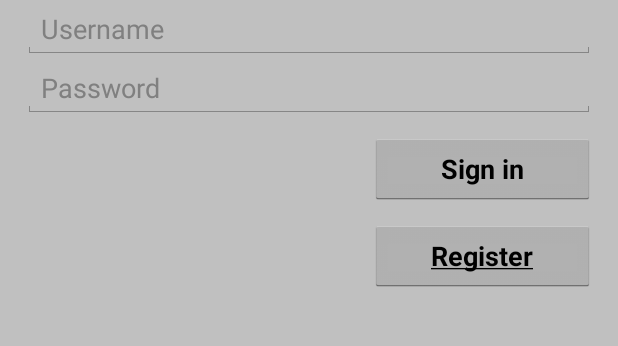
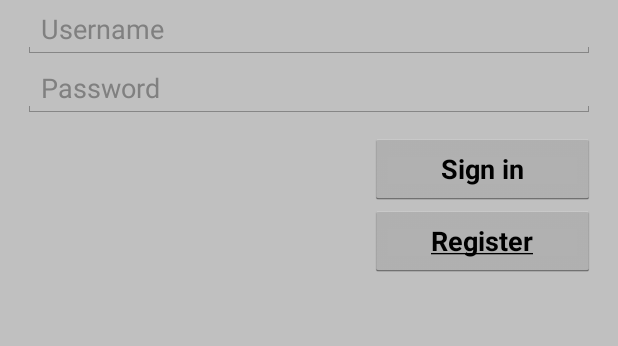
Before and after one commit to muazra/Keyless-Entry-System, an Android app: the screen it shows after launch (MainActivity before the commit, LoginActivity after it), on a phone screen of 412 x 824 dp, the part 195-541 px from its top. Run offline under Robolectric (Android 15) with nearby library versions, the light colour scheme and no system bars.

Commit message:
mobile register account

```diff
--- a/kes-android/app/src/main/AndroidManifest.xml
+++ b/kes-android/app/src/main/AndroidManifest.xml
@@ -8,11 +8,10 @@
         android:label="@string/app_name"
         android:theme="@style/AppTheme" >
         <activity
-            android:name=".MainActivity"
+            android:name=".LoginActivity"
             android:label="@string/app_name" >
             <intent-filter>
                 <action android:name="android.intent.action.MAIN" />
-
                 <category android:name="android.intent.category.LAUNCHER" />
             </intent-filter>
         </activity>
--- a/kes-android/app/src/main/java/com/android/kes_android/MainActivity.java
+++ b/kes-android/app/src/main/java/com/android/kes_android/LoginActivity.java
@@ -6,12 +6,12 @@ import android.view.Menu;
 import android.view.MenuItem;
 
 
-public class MainActivity extends Activity {
+public class LoginActivity extends Activity {
 
     @Override
     protected void onCreate(Bundle savedInstanceState) {
         super.onCreate(savedInstanceState);
-        setContentView(R.layout.activity_main);
+        setContentView(R.layout.activity_login);
     }
 
 
--- /dev/null
+++ b/kes-android/app/src/main/res/layout/activity_login.xml
@@ -0,0 +1,74 @@
+<LinearLayout xmlns:android="http://schemas.android.com/apk/res/android"
+    xmlns:tools="http://schemas.android.com/tools"
+    android:layout_width="match_parent"
+    android:layout_height="match_parent"
+    android:orientation="vertical"
+    android:paddingRight="15dp"
+    android:paddingLeft="15dp"
+    android:background="#C0C0C0"
+    tools:context=".LoginActivity">
+
+    <TextView
+        android:text="@string/kes"
+        android:textSize="23sp"
+        android:textAllCaps="true"
+        android:textStyle="bold"
+        android:layout_width="wrap_content"
+        android:layout_height="wrap_content"
+        android:layout_gravity="center"
+        android:padding="25dp"/>
+
+    <EditText
+        android:layout_width="match_parent"
+        android:layout_height="wrap_content"
+        android:hint="@string/username"
+        android:layout_gravity="center"/>
+
+    <EditText
+        android:layout_width="match_parent"
+        android:layout_height="wrap_content"
+        android:hint="@string/password"
+        android:layout_gravity="center"/>
+
+    <LinearLayout
+        android:layout_width="match_parent"
+        android:layout_height="110dp"
+        android:baselineAligned="false"
+        android:orientation="horizontal">
+
+        <LinearLayout
+            android:layout_width="wrap_content"
+            android:layout_height="match_parent"
+            android:layout_weight="1"
+            android:gravity="center">
+            <ProgressBar
+                android:layout_width="90dp"
+                android:layout_height="90dp"
+                android:layout_gravity="center"
+                android:visibility="invisible"/>
+        </LinearLayout>
+
+        <LinearLayout
+            android:layout_width="wrap_content"
+            android:layout_height="match_parent"
+            android:orientation="vertical"
+            android:layout_weight="1">
+            <Button
+                android:layout_width="150dp"
+                android:layout_height="wrap_content"
+                android:text="@string/sign_in"
+                android:textStyle="bold"
+                android:layout_marginTop="10dp"
+                android:layout_gravity="end"/>
+
+            <Button
+                android:layout_width="150dp"
+                android:layout_height="wrap_content"
+                android:text="@string/register"
+                android:textStyle="bold"
+                android:layout_gravity="end"/>
+        </LinearLayout>
+
+    </LinearLayout>
+
+</LinearLayout>
--- a/kes-android/app/src/main/res/layout/activity_main.xml
+++ /dev/null
@@ -1,49 +0,0 @@
-<LinearLayout xmlns:android="http://schemas.android.com/apk/res/android"
-    xmlns:tools="http://schemas.android.com/tools"
-    android:layout_width="match_parent"
-    android:layout_height="match_parent"
-    android:orientation="vertical"
-    android:paddingRight="15dp"
-    android:paddingLeft="15dp"
-    android:background="#C0C0C0"
-    tools:context=".MainActivity">
-
-    <TextView
-        android:text="@string/kes"
-        android:textSize="23sp"
-        android:textAllCaps="true"
-        android:textStyle="bold"
-        android:layout_width="wrap_content"
-        android:layout_height="wrap_content"
-        android:layout_gravity="center"
-        android:padding="25dp"/>
-
-    <EditText
-        android:layout_width="match_parent"
-        android:layout_height="wrap_content"
-        android:hint="@string/username"
-        android:layout_gravity="center"/>
-
-    <EditText
-        android:layout_width="match_parent"
-        android:layout_height="wrap_content"
-        android:hint="@string/password"
-        android:layout_gravity="center"/>
-
-    <Button
-        android:layout_width="150dp"
-        android:layout_height="wrap_content"
-        android:text="@string/sign_in"
-        android:textStyle="bold"
-        android:layout_marginTop="10dp"
-        android:layout_gravity="end"/>
-
-    <Button
-        android:layout_width="150dp"
-        android:layout_height="wrap_content"
-        android:text="@string/register"
-        android:textStyle="bold"
-        android:layout_marginTop="10dp"
-        android:layout_gravity="end"/>
-
-</LinearLayout>
```
Also changed, not shown: kes-android/app/src/main/java/com/android/kes_android/RegisterActivity.java (added, +7 -0 lines), kes-android/app/src/main/res/layout/activity_register.xml (added, +67 -0 lines).
